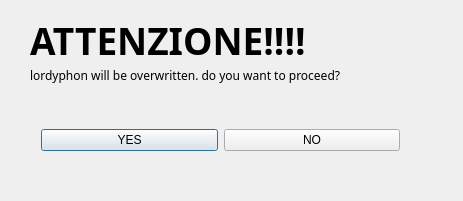
This is QtSendDialog.ui in Lordyphon2021/LordyLink-online-firmware-updater as Qt 5 draws it before an edit. The edited form follows.
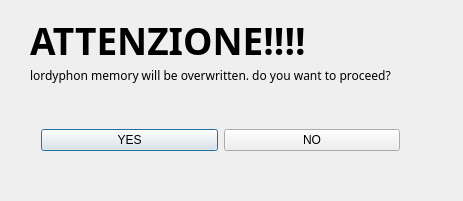
This is the edited form.

The edit to the form file:
```diff
--- a/QtSendDialog.ui
+++ b/QtSendDialog.ui
@@ -28,7 +28,7 @@
     </font>
    </property>
    <property name="text">
-    <string>lordyphon will be overwritten. do you want to proceed?</string>
+    <string>lordyphon memory will be overwritten. do you want to proceed?</string>
    </property>
   </widget>
   <widget class="QWidget" name="horizontalLayoutWidget">
```
